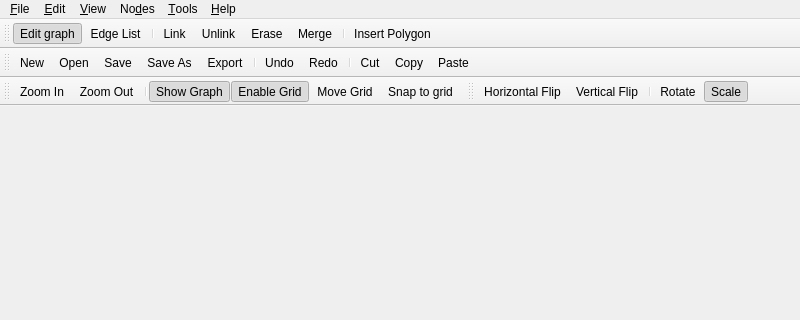
First picture: the form in src/dialogs/knot_window.ui, repository mbasaglia/Knotter, before the edit; both pictures show x 0 to 800 and y 0 to 320 of the 800 by 600 pixel window.
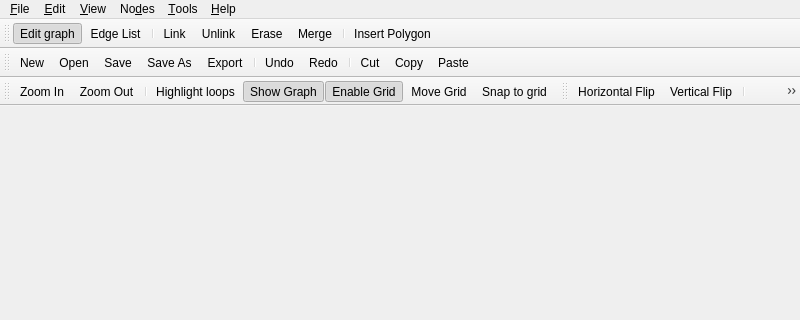
Second picture: the form after the edit. Custom widgets are drawn as their Qt base class.

Commit message: Show and export highlighted loops

What changed in the file:
```diff
--- a/src/dialogs/knot_window.ui
+++ b/src/dialogs/knot_window.ui
@@ -227,6 +227,7 @@
    <addaction name="actionZoom_In"/>
    <addaction name="actionZoom_Out"/>
    <addaction name="separator"/>
+   <addaction name="action_Highlight_loops"/>
    <addaction name="actionShow_Graph"/>
    <addaction name="actionEnable_Grid"/>
    <addaction name="action_Move_Grid"/>
@@ -538,6 +539,14 @@
     <string>Pr&amp;int Preview...</string>
    </property>
   </action>
+  <action name="action_Highlight_loops">
+   <property name="checkable">
+    <bool>true</bool>
+   </property>
+   <property name="text">
+    <string>&amp;Highlight loops</string>
+   </property>
+  </action>
  </widget>
  <layoutdefault spacing="6" margin="11"/>
  <customwidgets>
```
Left out of the diff: 1 changed line with no effect on the pictures. The commit also changes 23 other files.
